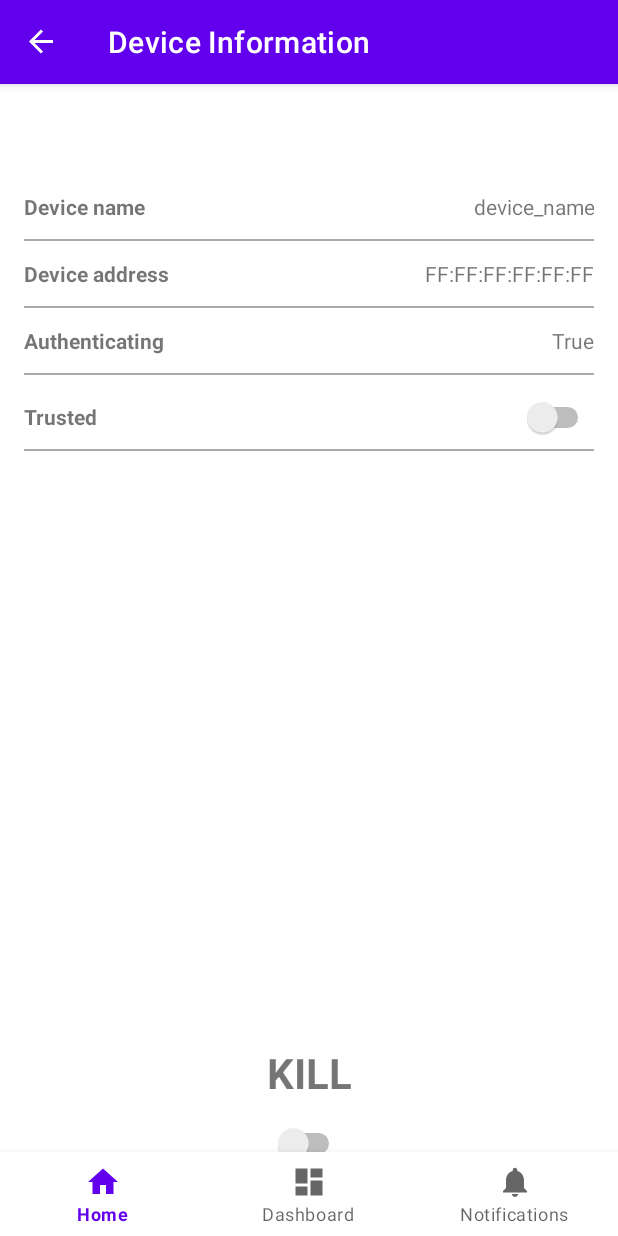
After one commit to zakuArbor/proxyAuth, an Android app: the DeviceFragment screen opened through its navigation route, on a phone screen of 412 x 824 dp. The commit adds this screen. Run offline under Robolectric (Android 15) with nearby library versions, the phone set to English and light mode, and no system bars; our stand-ins replace navigation-ui.

Commit message:
[Android #51] Frontend Device Information Display

```diff
--- a/android/app/build.gradle
+++ b/android/app/build.gradle
@@ -46,6 +46,7 @@ dependencies {
     implementation 'androidx.lifecycle:lifecycle-viewmodel-ktx:2.3.1'
     implementation 'androidx.navigation:navigation-fragment-ktx:2.3.5'
     implementation 'androidx.navigation:navigation-ui-ktx:2.3.5'
+    implementation 'androidx.legacy:legacy-support-v4:1.0.0'
     testImplementation 'junit:junit:4.+'
     androidTestImplementation 'androidx.test.ext:junit:1.1.2'
     androidTestImplementation 'androidx.test.espresso:espresso-core:3.3.0'
--- /dev/null
+++ b/android/app/src/main/java/com/example/proxyauth/ui/device/DeviceFragment.kt
@@ -0,0 +1,32 @@
+package com.example.proxyauth.ui.device
+
+import androidx.lifecycle.ViewModelProvider
+import android.os.Bundle
+import androidx.fragment.app.Fragment
+import android.view.LayoutInflater
+import android.view.View
+import android.view.ViewGroup
+import com.example.proxyauth.R
+
+class DeviceFragment : Fragment() {
+
+    companion object {
+        fun newInstance() = DeviceFragment()
+    }
+
+    private lateinit var viewModel: DeviceViewModel
+
+    override fun onCreateView(
+        inflater: LayoutInflater, container: ViewGroup?,
+        savedInstanceState: Bundle?
+    ): View? {
+        return inflater.inflate(R.layout.fragment_device, container, false)
+    }
+
+    override fun onActivityCreated(savedInstanceState: Bundle?) {
+        super.onActivityCreated(savedInstanceState)
+        viewModel = ViewModelProvider(this).get(DeviceViewModel::class.java)
+        // TODO: Use the ViewModel
+    }
+
+}
--- /dev/null
+++ b/android/app/src/main/java/com/example/proxyauth/ui/device/DeviceViewModel.kt
@@ -0,0 +1,7 @@
+package com.example.proxyauth.ui.device
+
+import androidx.lifecycle.ViewModel
+
+class DeviceViewModel : ViewModel() {
+    // TODO: Implement the ViewModel
+}
--- a/android/app/src/main/java/com/example/proxyauth/ui/home/HomeFragment.kt
+++ b/android/app/src/main/java/com/example/proxyauth/ui/home/HomeFragment.kt
@@ -91,7 +91,7 @@ class HomeFragment : Fragment() {
         return root
     }
 
-    fun isConnected(device: BluetoothDevice): Boolean {
+    private fun isConnected(device: BluetoothDevice): Boolean {
         return try {
             val m: Method = device.javaClass.getMethod("isConnected")
             m.invoke(device) as Boolean
--- /dev/null
+++ b/android/app/src/main/res/layout/fragment_device.xml
@@ -0,0 +1,149 @@
+<?xml version="1.0" encoding="utf-8"?>
+<androidx.constraintlayout.widget.ConstraintLayout xmlns:android="http://schemas.android.com/apk/res/android"
+    xmlns:app="http://schemas.android.com/apk/res-auto"
+    xmlns:tools="http://schemas.android.com/tools"
+    android:layout_width="match_parent"
+    android:layout_height="match_parent"
+    android:layout_marginHorizontal="@dimen/activity_horizontal_margin"
+    android:layout_marginVertical="@dimen/activity_vertical_margin"
+    tools:context=".ui.dashboard.DashboardFragment">
+
+    <TextView
+        android:id="@+id/device_label"
+        style="@style/Device_labels"
+        android:layout_width="wrap_content"
+        android:layout_height="wrap_content"
+        android:text="@string/deviceName_label"
+        app:layout_constraintBaseline_toBaselineOf="@+id/device_name"
+        app:layout_constraintStart_toStartOf="parent" />
+
+    <TextView
+        android:id="@+id/device_name"
+        android:layout_width="0dp"
+        android:layout_height="wrap_content"
+        android:layout_marginStart="140dp"
+        android:text="device_name"
+        style="@style/device_values"
+        app:layout_constraintDimensionRatio=""
+        app:layout_constraintEnd_toEndOf="parent"
+        app:layout_constraintStart_toEndOf="@+id/device_label"
+        app:layout_constraintTop_toTopOf="parent" />
+
+    <View
+        android:id="@+id/dev_separator1"
+        android:layout_width="match_parent"
+        android:layout_height="1dp"
+        android:layout_marginTop="@dimen/label_separator_margin"
+        android:background="@android:color/darker_gray"
+        app:layout_constraintTop_toBottomOf="@+id/device_label"
+        tools:layout_editor_absoluteX="16dp" />
+
+    <View
+        android:id="@+id/dev_separator2"
+        android:layout_width="match_parent"
+        android:layout_height="1dp"
+        android:layout_marginTop="@dimen/label_separator_margin"
+        android:background="@android:color/darker_gray"
+        app:layout_constraintTop_toBottomOf="@+id/address_label"
+        tools:layout_editor_absoluteX="0dp" />
+
+    <TextView
+        android:id="@+id/address_label"
+        style="@style/Device_labels"
+        android:layout_width="0dp"
+        android:layout_height="wrap_content"
+        app:layout_constraintBaseline_toBaselineOf="@+id/device_address"
+        app:layout_constraintStart_toStartOf="parent" />
+
+    <TextView
+        android:id="@+id/device_address"
+        android:layout_width="wrap_content"
+        android:layout_height="wrap_content"
+        android:layout_marginTop="@dimen/label_separator_margin"
+        android:text="FF:FF:FF:FF:FF:FF"
+        style="@style/device_values"
+        app:layout_constraintEnd_toEndOf="parent"
+        app:layout_constraintTop_toBottomOf="@+id/dev_separator1" />
+
+    <TextView
+        android:id="@+id/isAuth_label"
+        style="@style/Device_labels"
+        android:layout_width="wrap_content"
+        android:layout_height="wrap_content"
+        android:text="@string/isAuth_label"
+        app:layout_constraintBaseline_toBaselineOf="@+id/device_isAuth"
+        app:layout_constraintStart_toStartOf="parent" />
+
+    <TextView
+        android:id="@+id/device_isAuth"
+        android:layout_width="wrap_content"
+        android:layout_height="wrap_content"
+        android:layout_marginTop="@dimen/label_separator_margin"
+        android:text="True"
+        style="@style/device_values"
+        app:layout_constraintEnd_toEndOf="parent"
+        app:layout_constraintTop_toBottomOf="@+id/dev_separator2" />
+
+    <View
+        android:id="@+id/dev_separator3"
+        android:layout_width="match_parent"
+        android:layout_height="1dp"
+        android:layout_marginTop="@dimen/label_separator_margin"
+        android:background="@android:color/darker_gray"
+        app:layout_constraintTop_toBottomOf="@+id/isAuth_label"
+        tools:layout_editor_absoluteX="0dp" />
+
+    <TextView
+        android:id="@+id/isTrusted_label"
+        style="@style/Device_labels"
+        android:layout_width="wrap_content"
+        android:layout_height="wrap_content"
+        android:text="@string/isTrusted_label"
+        app:layout_constraintBaseline_toBaselineOf="@+id/isTrusted_switch"
+        app:layout_constraintStart_toStartOf="parent" />
+
+    <Switch
+        android:id="@+id/isTrusted_switch"
+        android:layout_width="wrap_content"
+        android:layout_height="wrap_content"
+        android:layout_marginTop="4dp"
+        android:minWidth="48dp"
+        android:minHeight="48dp"
+        app:layout_constraintEnd_toEndOf="parent"
+        app:layout_constraintTop_toBottomOf="@+id/dev_separator3" />
+
+    <Switch
+        android:id="@+id/disconnect_switch"
+        android:layout_width="wrap_content"
+        android:layout_height="wrap_content"
+        android:height="40dp"
+        android:textSize="14sp"
+        app:layout_constraintBottom_toBottomOf="parent"
+        app:layout_constraintEnd_toEndOf="parent"
+        app:layout_constraintStart_toStartOf="parent"
+        app:layout_constraintTop_toBottomOf="@+id/disconnect_label"
+        app:layout_constraintVertical_bias="0.222" />
+
+    <View
+        android:id="@+id/dev_separator4"
+        android:layout_width="match_parent"
+        android:layout_height="1dp"
+        android:layout_marginTop="@dimen/label_separator_margin"
+        android:background="@android:color/darker_gray"
+        app:layout_constraintTop_toBottomOf="@+id/isTrusted_label"
+        tools:layout_editor_absoluteX="0dp" />
+
+    <TextView
+        android:id="@+id/disconnect_label"
+        android:layout_width="wrap_content"
+        android:layout_height="wrap_content"
+        android:fontFamily="sans-serif-medium"
+        android:text="@string/disconnect_label"
+        android:textFontWeight="700"
+        android:textSize="28sp"
+        app:layout_constraintBottom_toBottomOf="parent"
+        app:layout_constraintEnd_toEndOf="parent"
+        app:layout_constraintStart_toStartOf="parent"
+        app:layout_constraintTop_toBottomOf="@+id/dev_separator3"
+        app:layout_constraintVertical_bias="0.858" />
+</androidx.constraintlayout.widget.ConstraintLayout>
--- a/android/app/src/main/res/navigation/mobile_navigation.xml
+++ b/android/app/src/main/res/navigation/mobile_navigation.xml
@@ -22,4 +22,10 @@
         android:name="com.example.proxyauth.ui.notifications.NotificationsFragment"
         android:label="@string/title_notifications"
         tools:layout="@layout/fragment_notifications" />
+
+    <fragment
+        android:id="@+id/navigation_device"
+        android:name="com.example.proxyauth.ui.device.DeviceFragment"
+        android:label="Device Information"
+        tools:layout="@layout/fragment_device" />
 </navigation>
--- a/android/app/src/main/res/values/dimens.xml
+++ b/android/app/src/main/res/values/dimens.xml
@@ -2,4 +2,5 @@
     <!-- Default screen margins, per the Android Design guidelines. -->
     <dimen name="activity_horizontal_margin">16dp</dimen>
     <dimen name="activity_vertical_margin">16dp</dimen>
+    <dimen name="label_separator_margin">12dp</dimen>
 </resources>
--- a/android/app/src/main/res/values/strings.xml
+++ b/android/app/src/main/res/values/strings.xml
@@ -4,4 +4,9 @@
     <string name="title_dashboard">Dashboard</string>
     <string name="title_notifications">Notifications</string>
     <string name="refresh">REFRESH</string>
+    <string name = "deviceName_label">Device name</string>
+    <string name = "address_label">Device address</string>
+    <string name = "isAuth_label">Authenticating</string>
+    <string name = "isTrusted_label">Trusted</string>
+    <string name = "disconnect_label">KILL</string>
 </resources>
--- /dev/null
+++ b/android/app/src/main/res/values/styles.xml
@@ -0,0 +1,11 @@
+<?xml version="1.0" encoding="utf-8"?>
+<resources>
+    <style name ="Device_labels">
+        <item name = "android:fontFamily">sans-serif-medium</item>
+        <item name = "android:text">@string/address_label</item>
+        <item name = "android:textFontWeight">700</item>
+    </style>
+    <style name ="device_values">
+        <item name ="android:textAlignment">textEnd</item>
+    </style>
+</resources>
--- a/android/build.gradle
+++ b/android/build.gradle
@@ -6,8 +6,8 @@ buildscript {
         mavenCentral()
     }
     dependencies {
-        classpath 'com.android.tools.build:gradle:4.2.1'
-        classpath "org.jetbrains.kotlin:kotlin-gradle-plugin:$kotlin_version"
+        classpath 'com.android.tools.build:gradle:7.0.2'
+        classpath "org.jetbrains.kotlin:kotlin-gradle-plugin:1.5.20"
 
         // NOTE: Do not place your application dependencies here; they belong
         // in the individual module build.gradle files
```
Also changed, not shown: android/gradle/wrapper/gradle-wrapper.properties.
